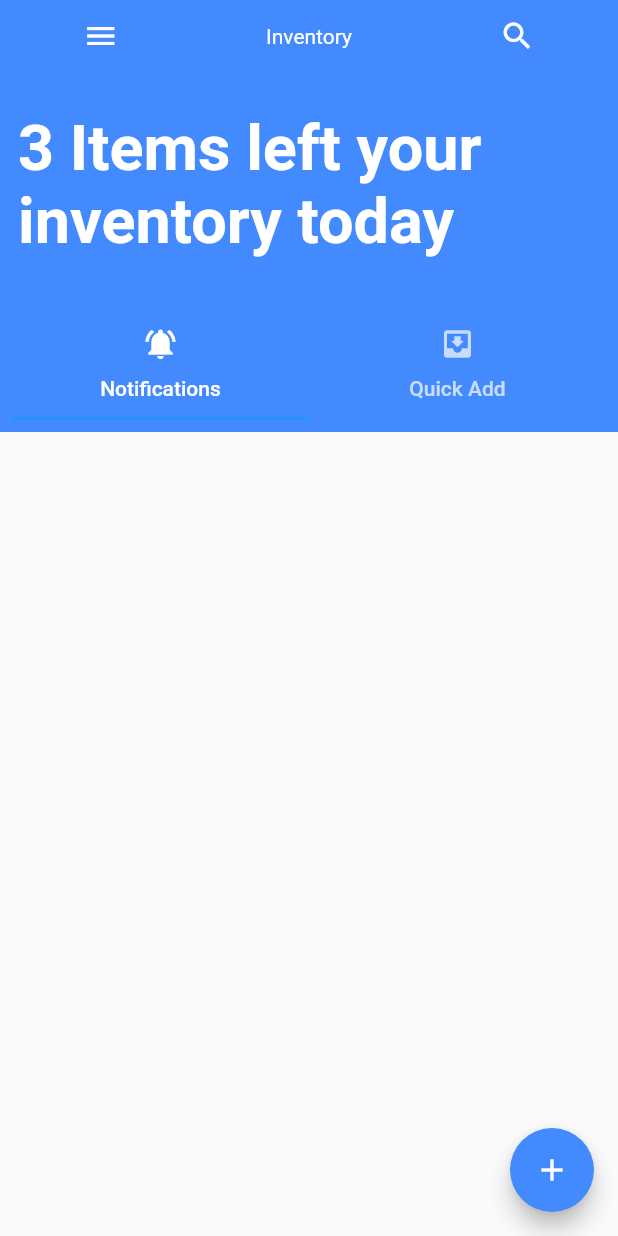
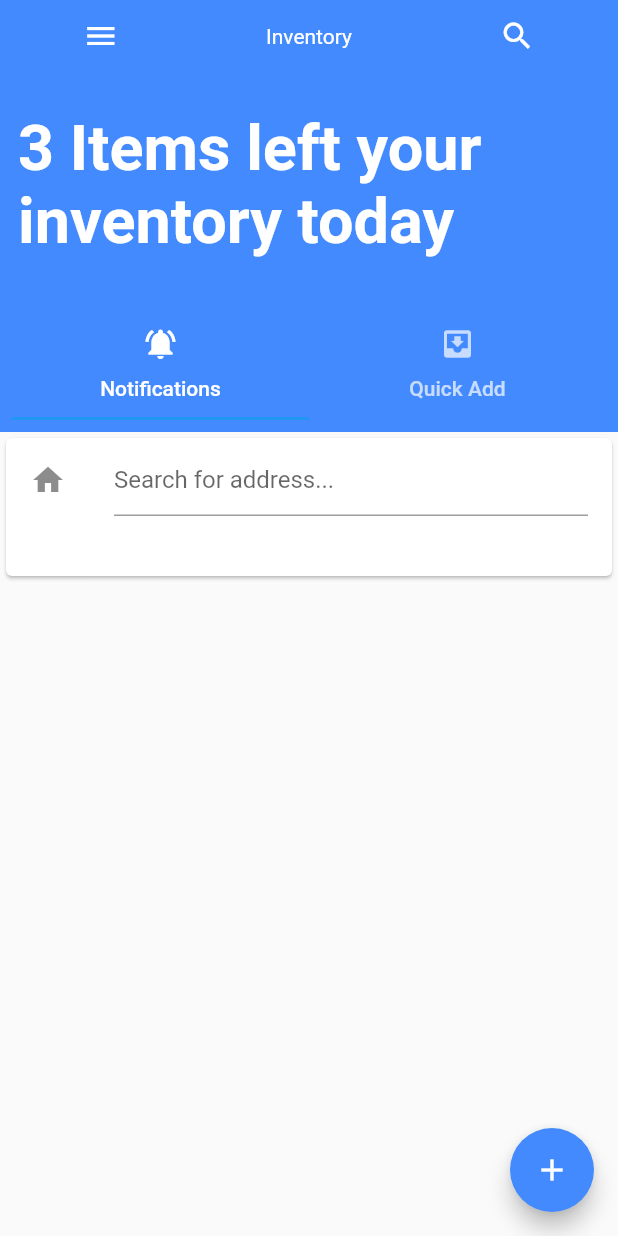
Before and after one commit to sal-git/ThreeGuys, a Flutter app: the screen it shows after launch, after a tap on "SIGN IN", on a phone screen of 412 x 824 dp. Run offline on Flutter 3.47's test engine with Material 2 defaults, Android fonts, the phone set to English and light mode, and no system bars; our stand-ins replace shared_preferences, sqflite; accounts and stored records are empty; statements that could not run were skipped.

Commit message:
began seperating pages and added tab functionality on home page

```diff
--- a/APP/flutter-testing/prototype/lib/main.dart
+++ b/APP/flutter-testing/prototype/lib/main.dart
@@ -7,7 +7,8 @@ import 'package:shared_preferences/shared_preferences.dart';
 
 void main() {
   runApp(new MaterialApp(
-    title: "Renter",
+    debugShowCheckedModeBanner: false,
+    title: "Inventory",
     home: new LoginScreen(),
     )
   );
@@ -249,9 +250,9 @@ class HomePageState extends State<HomePage> with SingleTickerProviderStateMixin
           padding: EdgeInsets.zero,
           children: <Widget>[
             new DrawerHeader(
-              child: new Image.asset("assets/inventory.png", height: 5.0, width: 5.0,),
+              child: new Image.asset("assets/chest.png", height: 5.0, width: 5.0,),
               decoration: new BoxDecoration(
-                color: Colors.blue,
+                color: Colors.white,
               ),
             ),
             new ListTile(
@@ -348,9 +349,31 @@ class HomePageState extends State<HomePage> with SingleTickerProviderStateMixin
               child: tabbedView(),
             ),
           ),
-//          new Container(
-//            child: tabbedContentView(),
-//          )
+          new Container(
+            child: new SizedBox(
+              height: 100.0,
+              child: new TabBarView(
+                controller: _controller,
+                children: <Widget>[
+                new Card(
+                  child: new ListTile(
+                    leading: const Icon(Icons.home),
+                    title: new TextField(
+                      decoration: const InputDecoration(hintText: 'Search for address...'),
+                    ),
+                  ),
+                ),
+                new Card(
+                  child: new ListTile(
+                    leading: const Icon(Icons.location_on),
+                    title: new Text('Latitude: 48.09342\nLongitude: 11.23403'),
+                    trailing: new IconButton(icon: const Icon(Icons.my_location), onPressed: () {}),
+                  ),
+                ),
+                ],
+              ),
+            ),
+          )
         ],
 
       ),
@@ -430,7 +453,7 @@ class BarcodeReaderState extends State<BarcodeReader> {
   Widget build(BuildContext context){
     return new Scaffold(
       appBar: new AppBar(
-        title: new Text("Renter"),
+        title: new Text("Inventory"),
       ),
       body: new ListView.builder(
         itemBuilder: (BuildContext context, int index) => new PaymentEntryItem(data[index]),
```
Also changed, not shown: APP/flutter-testing/prototype/lib/Dirty.dart (deleted, +0 -175 lines), APP/flutter-testing/prototype/lib/pages/LoginPage.dart (added, +108 -0 lines), APP/flutter-testing/prototype/lib/pages/HomePage.dart (added), APP/flutter-testing/prototype/lib/pages/NewItemPage.dart (added).
